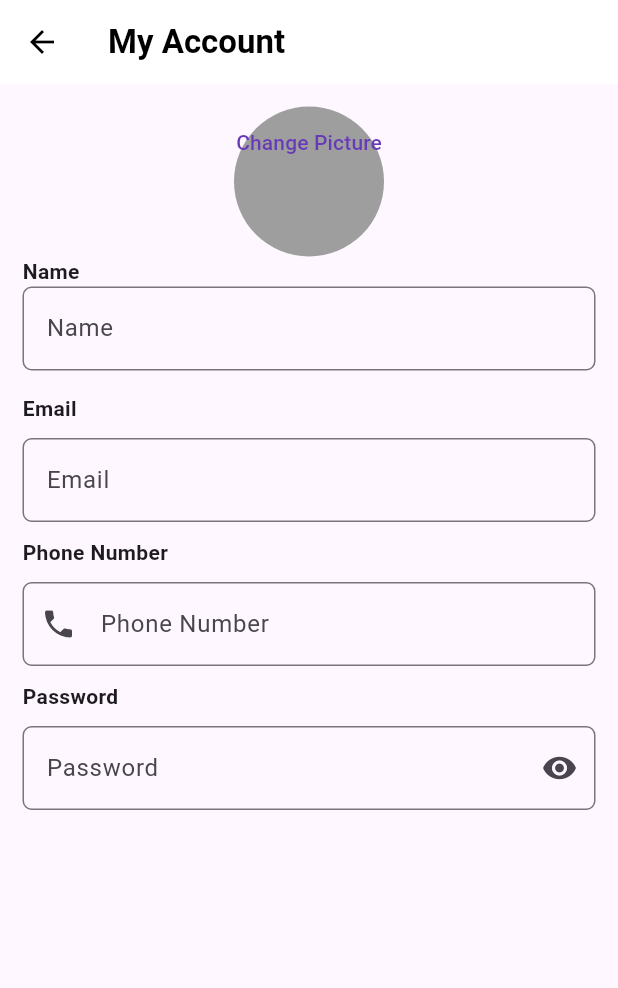
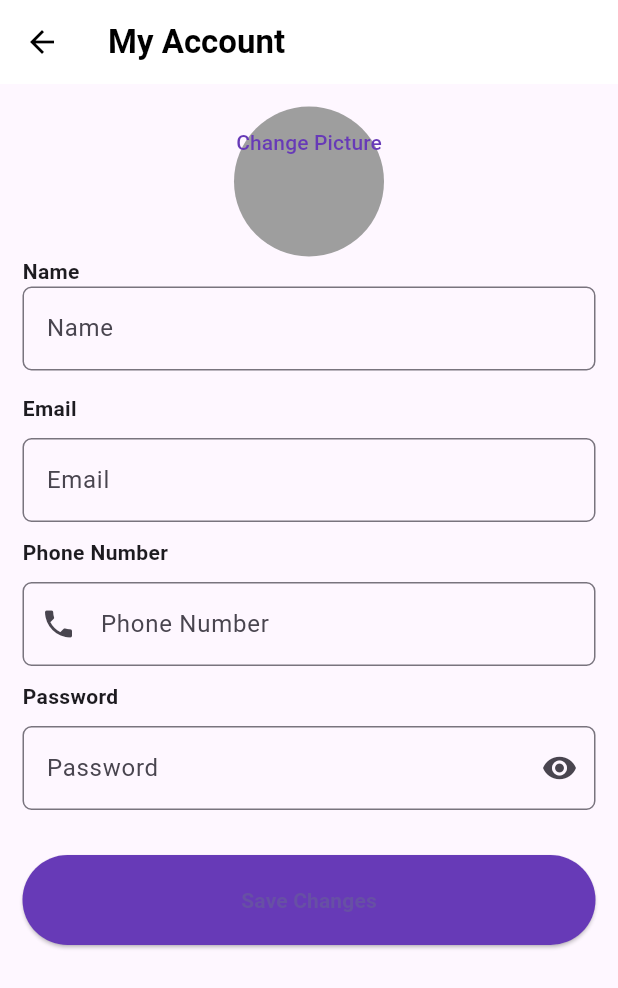
Before and after one commit to Tarikul69/bazar, a Flutter app: the my_account screen opened directly, on a phone screen of 412 x 824 dp. Shown: the top 988 px of the screen. Run offline on Flutter 3.47's test engine with Material 3 defaults, Android fonts, the phone set to English and light mode, and no system bars; our stand-ins replace font_awesome_flutter, get; network calls fail; statements that could not run were skipped.

Commit message:
My Account

```diff
--- a/lib/screen/profile/my_account.dart
+++ b/lib/screen/profile/my_account.dart
@@ -145,6 +145,26 @@ class my_account extends StatelessWidget {
                 hintText: 'Password',
               ),
             ),
+            SizedBox(
+              height: 30,
+            ),
+            SizedBox(
+              height: 60,
+              width: MediaQuery.of(context).size.width,
+              child: ElevatedButton(
+                style: ButtonStyle(
+                    //shape: ,
+                    backgroundColor:
+                        MaterialStatePropertyAll(Colors.deepPurple)),
+                onPressed: () {},
+                child: Text(
+                  "Save Changes",
+                  style: TextStyle(
+                    fontWeight: FontWeight.bold,
+                  ),
+                ),
+              ),
+            )
           ],
         ),
       ),
```
